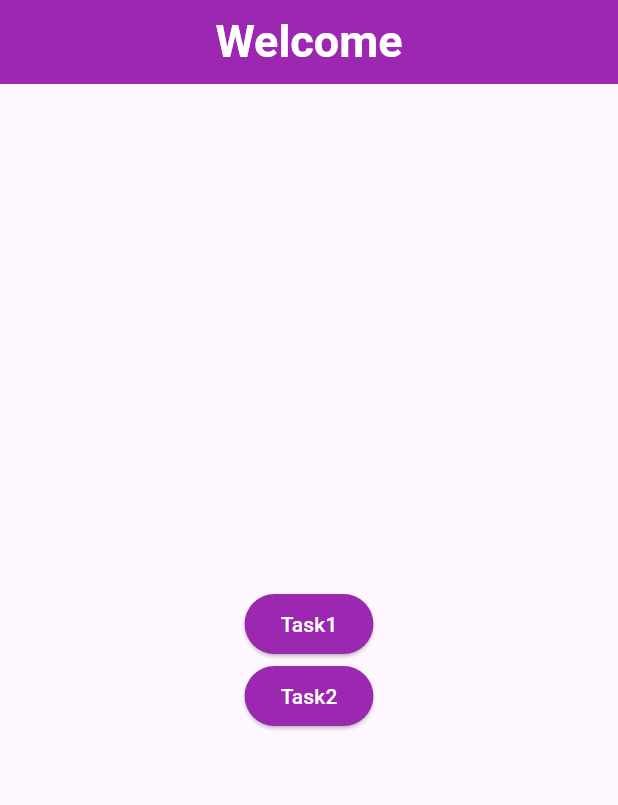
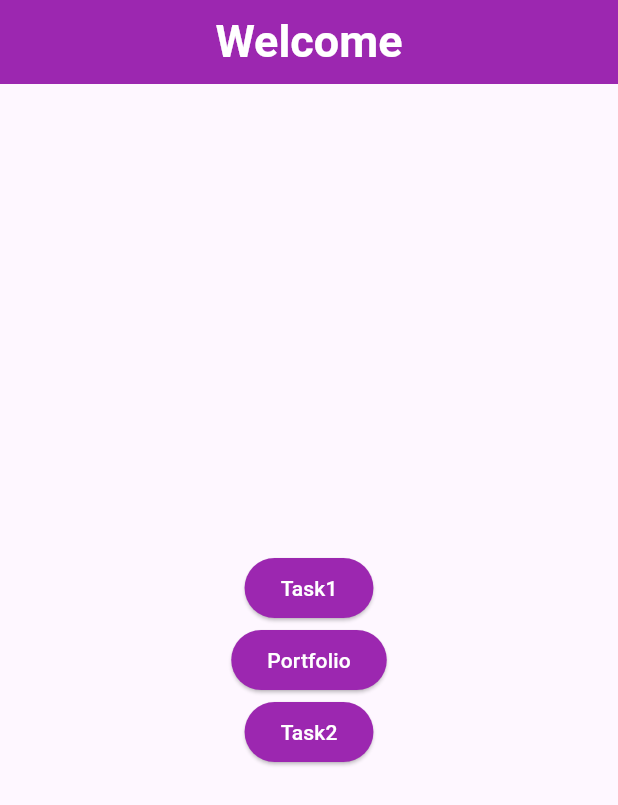
Before and after one commit to YoussefAbuHelw/Flutter_APP, a Flutter app: the screen it shows after launch, on a phone screen of 412 x 824 dp. Shown: the top 805 px of the screen. Run offline on Flutter 3.47's test engine with Material 3 defaults, Android fonts, the light colour scheme and no system bars; our stand-ins replace image_picker.

Commit message:
ADD Portfolio Button In Home Screen

```diff
--- a/lib/home.dart
+++ b/lib/home.dart
@@ -35,6 +35,17 @@ class Home extends StatelessWidget {
             ),
             ElevatedButton(
               onPressed: () {
+                Navigator.of(context).pushNamed('portfolio');
+              },
+              style: ElevatedButton.styleFrom(
+                backgroundColor: Colors.purple,
+                // Changes button color (use any color you want)
+                foregroundColor: Colors.white, // Changes text/icon color
+              ),
+              child: Text("Portfolio"),
+            ),
+            ElevatedButton(
+              onPressed: () {
                 Navigator.of(context).pushNamed('task2');
               },
               style: ElevatedButton.styleFrom(
```
